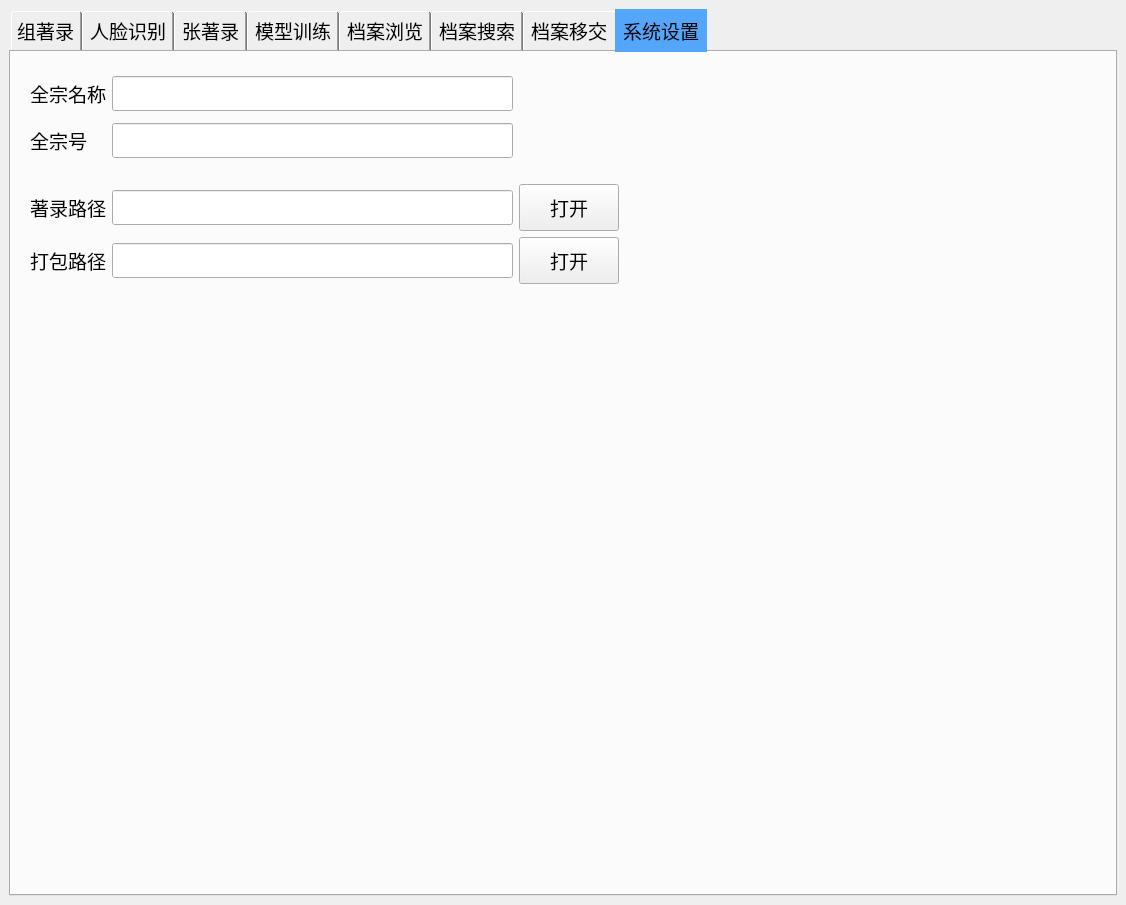
Old version of the form photo_arch/infrastructures/user_interface/qt/ui/mainwindow.ui in the repository Chieoho/photo_arch.
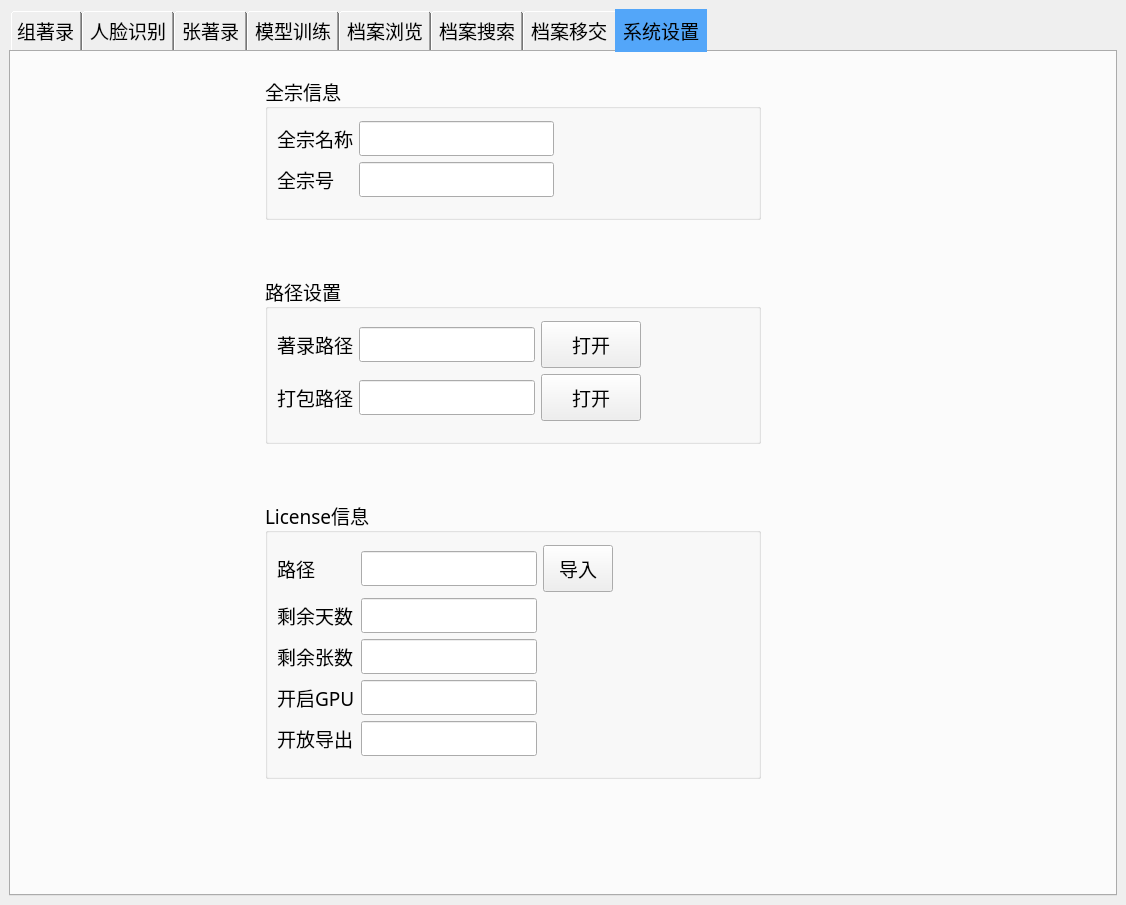
New version of the form. The open tabs and pages were chosen to show the change. Icons and pictures are not drawn.

Commit message: 1、【license】完成对识别照片数量和使用时长等的控制；2、【档案搜索】实现搜索结果树显示组题名和人物的功能；3、【组著录】实现保存和添加过程的overlay提醒；4、【组著录】实现未著录不能勾选的功能；5、【源码保护】增加linux下的slot_wrapper。

Diff of the .ui file:
```diff
--- a/photo_arch/infrastructures/user_interface/qt/ui/mainwindow.ui
+++ b/photo_arch/infrastructures/user_interface/qt/ui/mainwindow.ui
@@ -6445,11 +6445,43 @@
        <attribute name="title">
         <string>系统设置</string>
        </attribute>
-       <layout class="QGridLayout" name="gridLayout_28">
-        <item row="6" column="3">
-         <widget class="QPushButton" name="select_package_dir_btn">
+       <layout class="QGridLayout" name="gridLayout_32">
+        <item row="0" column="1">
+         <spacer name="verticalSpacer_12">
+          <property name="orientation">
+           <enum>Qt::Vertical</enum>
+          </property>
+          <property name="sizeType">
+           <enum>QSizePolicy::Fixed</enum>
+          </property>
+          <property name="sizeHint" stdset="0">
+           <size>
+            <width>20</width>
+            <height>15</height>
+           </size>
+          </property>
+         </spacer>
+        </item>
+        <item row="1" column="0">
+         <spacer name="horizontalSpacer_33">
+          <property name="orientation">
+           <enum>Qt::Horizontal</enum>
+          </property>
+          <property name="sizeType">
+           <enum>QSizePolicy::Preferred</enum>
+          </property>
+          <property name="sizeHint" stdset="0">
+           <size>
+            <width>245</width>
+            <height>49</height>
+           </size>
+          </property>
+         </spacer>
+        </item>
+        <item row="1" column="1">
+         <widget class="QGroupBox" name="groupBox_2">
           <property name="sizePolicy">
-           <sizepolicy hsizetype="Preferred" vsizetype="Fixed">
+           <sizepolicy hsizetype="Preferred" vsizetype="Preferred">
             <horstretch>0</horstretch>
             <verstretch>0</verstretch>
            </sizepolicy>
@@ -6460,54 +6492,317 @@
             <pointsize>14</pointsize>
            </font>
           </property>
-          <property name="styleSheet">
-           <string notr="true">padding-left: 30px; 
-padding-right: 30px;
-padding-top: 8px; 
-padding-bottom: 8px;</string>
+          <property name="title">
+           <string>全宗信息</string>
           </property>
-          <property name="text">
-           <string>打开</string>
+          <layout class="QGridLayout" name="gridLayout_28">
+           <property name="topMargin">
+            <number>12</number>
+           </property>
+           <property name="bottomMargin">
+            <number>20</number>
+           </property>
+           <item row="1" column="0">
+            <widget class="QLabel" name="label_93">
+             <property name="font">
+              <font>
+               <family>新宋体</family>
+               <pointsize>14</pointsize>
+              </font>
+             </property>
+             <property name="text">
+              <string>全宗号</string>
+             </property>
+            </widget>
+           </item>
+           <item row="0" column="1">
+            <widget class="QLineEdit" name="fonds_name_in_setting">
+             <property name="font">
+              <font>
+               <family>新宋体</family>
+               <pointsize>14</pointsize>
+              </font>
+             </property>
+            </widget>
+           </item>
+           <item row="0" column="2">
+            <spacer name="horizontalSpacer_21">
+             <property name="orientation">
+              <enum>Qt::Horizontal</enum>
+             </property>
+             <property name="sizeType">
+              <enum>QSizePolicy::Expanding</enum>
+             </property>
+             <property name="sizeHint" stdset="0">
+              <size>
+               <width>40</width>
+               <height>20</height>
+              </size>
+             </property>
+            </spacer>
+           </item>
+           <item row="1" column="1">
+            <widget class="QLineEdit" name="fonds_code_in_setting">
+             <property name="font">
+              <font>
+               <family>新宋体</family>
+               <pointsize>14</pointsize>
+              </font>
+             </property>
+            </widget>
+           </item>
+           <item row="0" column="0">
+            <widget class="QLabel" name="label_92">
+             <property name="font">
+              <font>
+               <family>新宋体</family>
+               <pointsize>14</pointsize>
+              </font>
+             </property>
+             <property name="text">
+              <string>全宗名称</string>
+             </property>
+            </widget>
+           </item>
+          </layout>
+         </widget>
+        </item>
+        <item row="1" column="2">
+         <spacer name="horizontalSpacer_30">
+          <property name="orientation">
+           <enum>Qt::Horizontal</enum>
           </property>
-          <property name="icon">
-           <iconset>
-            <normaloff>icon/open.png</normaloff>icon/open.png</iconset>
+          <property name="sizeType">
+           <enum>QSizePolicy::Preferred</enum>
           </property>
-          <property name="iconSize">
+          <property name="sizeHint" stdset="0">
            <size>
-            <width>24</width>
-            <height>24</height>
+            <width>342</width>
+            <height>20</height>
            </size>
           </property>
-         </widget>
+         </spacer>
         </item>
-        <item row="5" column="1">
-         <widget class="QLabel" name="label_75">
-          <property name="font">
-           <font>
-            <family>新宋体</family>
-            <pointsize>14</pointsize>
-           </font>
-          </property>
-          <property name="text">
-           <string>著录路径</string>
-          </property>
-         </widget>
-        </item>
-        <item row="7" column="1">
+        <item row="2" column="2">
          <spacer name="verticalSpacer_9">
           <property name="orientation">
            <enum>Qt::Vertical</enum>
           </property>
+          <property name="sizeType">
+           <enum>QSizePolicy::Fixed</enum>
+          </property>
           <property name="sizeHint" stdset="0">
            <size>
             <width>20</width>
-            <height>40</height>
+            <height>50</height>
            </size>
           </property>
          </spacer>
         </item>
-        <item row="0" column="1">
+        <item row="3" column="0">
+         <spacer name="horizontalSpacer_34">
+          <property name="orientation">
+           <enum>Qt::Horizontal</enum>
+          </property>
+          <property name="sizeType">
+           <enum>QSizePolicy::Preferred</enum>
+          </property>
+          <property name="sizeHint" stdset="0">
+           <size>
+            <width>245</width>
+            <height>20</height>
+           </size>
+          </property>
+         </spacer>
+        </item>
+        <item row="3" column="1">
+         <widget class="QGroupBox" name="groupBox">
+          <property name="sizePolicy">
+           <sizepolicy hsizetype="Preferred" vsizetype="Preferred">
+            <horstretch>0</horstretch>
+            <verstretch>0</verstretch>
+           </sizepolicy>
+          </property>
+          <property name="font">
+           <font>
+            <family>新宋体</family>
+            <pointsize>14</pointsize>
+           </font>
+          </property>
+          <property name="title">
+           <string>路径设置</string>
+          </property>
+          <layout class="QGridLayout" name="gridLayout_26">
+           <property name="topMargin">
+            <number>12</number>
+           </property>
+           <property name="bottomMargin">
+            <number>20</number>
+           </property>
+           <item row="0" column="3">
+            <spacer name="horizontalSpacer_22">
+             <property name="orientation">
+              <enum>Qt::Horizontal</enum>
+             </property>
+             <property name="sizeType">
+              <enum>QSizePolicy::Expanding</enum>
+             </property>
+             <property name="sizeHint" stdset="0">
+              <size>
+               <width>40</width>
+               <height>20</height>
+              </size>
+             </property>
+            </spacer>
+           </item>
+           <item row="0" column="1">
+            <widget class="QLineEdit" name="description_path_in_setting">
+             <property name="sizePolicy">
+              <sizepolicy hsizetype="Expanding" vsizetype="Fixed">
+               <horstretch>0</horstretch>
+               <verstretch>0</verstretch>
+              </sizepolicy>
+             </property>
+             <property name="font">
+              <font>
+               <family>新宋体</family>
+               <pointsize>14</pointsize>
+              </font>
+             </property>
+            </widget>
+           </item>
+           <item row="0" column="2">
+            <widget class="QPushButton" name="select_description_dir_btn">
+             <property name="sizePolicy">
+              <sizepolicy hsizetype="Preferred" vsizetype="Fixed">
+               <horstretch>0</horstretch>
+               <verstretch>0</verstretch>
+              </sizepolicy>
+             </property>
+             <property name="font">
+              <font>
+               <family>新宋体</family>
+               <pointsize>14</pointsize>
+              </font>
+             </property>
+             <property name="styleSheet">
+              <string notr="true">padding-left: 30px; 
+padding-right: 30px;
+padding-top: 8px; 
+padding-bottom: 8px;</string>
+             </property>
+             <property name="text">
+              <string>打开</string>
+             </property>
+             <property name="icon">
+              <iconset>
+               <normaloff>icon/open.png</normaloff>icon/open.png</iconset>
+             </property>
+             <property name="iconSize">
+              <size>
+               <width>24</width>
+               <height>24</height>
+              </size>
+             </property>
+            </widget>
+           </item>
+           <item row="1" column="1">
+            <widget class="QLineEdit" name="package_path_in_setting">
+             <property name="sizePolicy">
+              <sizepolicy hsizetype="Expanding" vsizetype="Fixed">
+               <horstretch>0</horstretch>
+               <verstretch>0</verstretch>
+              </sizepolicy>
+             </property>
+             <property name="font">
+              <font>
+               <family>新宋体</family>
+               <pointsize>14</pointsize>
+              </font>
+             </property>
+            </widget>
+           </item>
+           <item row="0" column="0">
+            <widget class="QLabel" name="label_75">
+             <property name="font">
+              <font>
+               <family>新宋体</family>
+               <pointsize>14</pointsize>
+              </font>
+             </property>
+             <property name="text">
+              <string>著录路径</string>
+             </property>
+            </widget>
+           </item>
+           <item row="1" column="2">
+            <widget class="QPushButton" name="select_package_dir_btn">
+             <property name="sizePolicy">
+              <sizepolicy hsizetype="Preferred" vsizetype="Fixed">
+               <horstretch>0</horstretch>
+               <verstretch>0</verstretch>
+              </sizepolicy>
+             </property>
+             <property name="font">
+              <font>
+               <family>新宋体</family>
+               <pointsize>14</pointsize>
+              </font>
+             </property>
+             <property name="styleSheet">
+              <string notr="true">padding-left: 30px; 
+padding-right: 30px;
+padding-top: 8px; 
+padding-bottom: 8px;</string>
+             </property>
+             <property name="text">
+              <string>打开</string>
+             </property>
+             <property name="icon">
+              <iconset>
+               <normaloff>icon/open.png</normaloff>icon/open.png</iconset>
+             </property>
+             <property name="iconSize">
+              <size>
+               <width>24</width>
+               <height>24</height>
+              </size>
+             </property>
+            </widget>
+           </item>
+           <item row="1" column="0">
+            <widget class="QLabel" name="label_76">
+             <property name="font">
+              <font>
+               <family>新宋体</family>
+               <pointsize>14</pointsize>
+              </font>
+             </property>
+             <property name="text">
+              <string>打包路径</string>
+             </property>
+            </widget>
+           </item>
+          </layout>
+         </widget>
+        </item>
+        <item row="3" column="2">
+         <spacer name="horizontalSpacer_31">
+          <property name="orientation">
+           <enum>Qt::Horizontal</enum>
+          </property>
+          <property name="sizeType">
+           <enum>QSizePolicy::Preferred</enum>
+          </property>
+          <property name="sizeHint" stdset="0">
+           <size>
+            <width>345</width>
+            <height>140</height>
+           </size>
+          </property>
+         </spacer>
+        </item>
+        <item row="4" column="2">
          <spacer name="verticalSpacer_10">
           <property name="orientation">
            <enum>Qt::Vertical</enum>
@@ -6518,207 +6813,279 @@
           <property name="sizeHint" stdset="0">
            <size>
             <width>20</width>
-            <height>15</height>
-           </size>
-          </property>
-         </spacer>
-        </item>
-        <item row="3" column="1">
-         <widget class="QLabel" name="label_93">
-          <property name="font">
-           <font>
-            <family>新宋体</family>
-            <pointsize>14</pointsize>
-           </font>
-          </property>
-          <property name="text">
-           <string>全宗号</string>
-          </property>
-         </widget>
-        </item>
-        <item row="6" column="2">
-         <widget class="QLineEdit" name="package_path_in_setting">
-          <property name="sizePolicy">
-           <sizepolicy hsizetype="Expanding" vsizetype="Fixed">
-            <horstretch>0</horstretch>
-            <verstretch>0</verstretch>
-           </sizepolicy>
-          </property>
-          <property name="font">
-           <font>
-            <family>新宋体</family>
-            <pointsize>14</pointsize>
-           </font>
-          </property>
-         </widget>
-        </item>
-        <item row="3" column="2">
-         <widget class="QLineEdit" name="fonds_code_in_setting">
-          <property name="font">
-           <font>
-            <family>新宋体</family>
-            <pointsize>14</pointsize>
-           </font>
-          </property>
-         </widget>
-        </item>
-        <item row="5" column="4">
-         <spacer name="horizontalSpacer_21">
-          <property name="orientation">
-           <enum>Qt::Horizontal</enum>
-          </property>
-          <property name="sizeHint" stdset="0">
-           <size>
-            <width>487</width>
-            <height>20</height>
-           </size>
-          </property>
-         </spacer>
-        </item>
-        <item row="5" column="3">
-         <widget class="QPushButton" name="select_description_dir_btn">
-          <property name="sizePolicy">
-           <sizepolicy hsizetype="Preferred" vsizetype="Fixed">
-            <horstretch>0</horstretch>
-            <verstretch>0</verstretch>
-           </sizepolicy>
-          </property>
-          <property name="font">
-           <font>
-            <family>新宋体</family>
-            <pointsize>14</pointsize>
-           </font>
-          </property>
-          <property name="styleSheet">
-           <string notr="true">padding-left: 30px; 
-padding-right: 30px;
-padding-top: 8px; 
-padding-bottom: 8px;</string>
-          </property>
-          <property name="text">
-           <string>打开</string>
-          </property>
-          <property name="icon">
-           <iconset>
-            <normaloff>icon/open.png</normaloff>icon/open.png</iconset>
-          </property>
-          <property name="iconSize">
-           <size>
-            <width>24</width>
-            <height>24</height>
-           </size>
-          </property>
-         </widget>
-        </item>
-        <item row="5" column="2">
-         <widget class="QLineEdit" name="description_path_in_setting">
-          <property name="sizePolicy">
-           <sizepolicy hsizetype="Expanding" vsizetype="Fixed">
-            <horstretch>0</horstretch>
-            <verstretch>0</verstretch>
-           </sizepolicy>
-          </property>
-          <property name="font">
-           <font>
-            <family>新宋体</family>
-            <pointsize>14</pointsize>
-           </font>
-          </property>
-         </widget>
-        </item>
-        <item row="4" column="1">
-         <spacer name="verticalSpacer_11">
-          <property name="orientation">
-           <enum>Qt::Vertical</enum>
-          </property>
-          <property name="sizeType">
-           <enum>QSizePolicy::Fixed</enum>
-          </property>
-          <property name="sizeHint" stdset="0">
-           <size>
-            <width>20</width>
-            <height>20</height>
-           </size>
-          </property>
-         </spacer>
-        </item>
-        <item row="6" column="4">
-         <spacer name="horizontalSpacer_22">
-          <property name="orientation">
-           <enum>Qt::Horizontal</enum>
-          </property>
-          <property name="sizeHint" stdset="0">
-           <size>
-            <width>487</width>
-            <height>20</height>
+            <height>50</height>
            </size>
           </property>
          </spacer>
         </item>
         <item row="5" column="0">
-         <spacer name="horizontalSpacer_23">
+         <spacer name="horizontalSpacer_35">
           <property name="orientation">
            <enum>Qt::Horizontal</enum>
           </property>
           <property name="sizeType">
-           <enum>QSizePolicy::Fixed</enum>
+           <enum>QSizePolicy::Preferred</enum>
           </property>
           <property name="sizeHint" stdset="0">
            <size>
-            <width>10</width>
+            <width>245</width>
             <height>20</height>
            </size>
           </property>
          </spacer>
         </item>
-        <item row="1" column="2">
-         <widget class="QLineEdit" name="fonds_name_in_setting">
-          <property name="font">
-           <font>
-            <family>新宋体</family>
-            <pointsize>14</pointsize>
-           </font>
+        <item row="5" column="1">
+         <widget class="QGroupBox" name="groupBox_3">
+          <property name="sizePolicy">
+           <sizepolicy hsizetype="Preferred" vsizetype="Preferred">
+            <horstretch>0</horstretch>
+            <verstretch>0</verstretch>
+           </sizepolicy>
           </property>
-         </widget>
-        </item>
-        <item row="1" column="1">
-         <widget class="QLabel" name="label_92">
           <property name="font">
            <font>
             <family>新宋体</family>
             <pointsize>14</pointsize>
            </font>
           </property>
-          <property name="text">
-           <string>全宗名称</string>
+          <property name="title">
+           <string>License信息</string>
           </property>
+          <layout class="QGridLayout" name="gridLayout_29">
+           <property name="topMargin">
+            <number>12</number>
+           </property>
+           <property name="bottomMargin">
+            <number>20</number>
+           </property>
+           <item row="1" column="0">
+            <widget class="QLabel" name="label_96">
+             <property name="font">
+              <font>
+               <family>新宋体</family>
+               <pointsize>14</pointsize>
+              </font>
+             </property>
+             <property name="text">
+              <string>剩余天数</string>
+             </property>
+            </widget>
+           </item>
+           <item row="0" column="1">
+            <widget class="QLineEdit" name="license_path_in_setting">
+             <property name="font">
+              <font>
+               <family>新宋体</family>
+               <pointsize>14</pointsize>
+              </font>
+             </property>
+            </widget>
+           </item>
+           <item row="2" column="1">
+            <widget class="QLineEdit" name="license_remaining_photo_num">
+             <property name="enabled">
+              <bool>true</bool>
+             </property>
+             <property name="font">
+              <font>
+               <family>新宋体</family>
+               <pointsize>14</pointsize>
+              </font>
+             </property>
+             <property name="toolTip">
+              <string>&lt;html&gt;&lt;head/&gt;&lt;body&gt;&lt;p&gt;&lt;span style=&quot; font-size:10pt;&quot;&gt;还可以识别的照片张数&lt;/span&gt;&lt;/p&gt;&lt;/body&gt;&lt;/html&gt;</string>
+             </property>
+             <property name="readOnly">
+              <bool>true</bool>
+             </property>
+            </widget>
+           </item>
+           <item row="4" column="1">
+            <widget class="QLineEdit" name="license_enable_export">
+             <property name="enabled">
+              <bool>true</bool>
+             </property>
+             <property name="font">
+              <font>
+               <family>新宋体</family>
+               <pointsize>14</pointsize>
+              </font>
+             </property>
+             <property name="text">
+              <string/>
+             </property>
+             <property name="readOnly">
+              <bool>true</bool>
+             </property>
+            </widget>
+           </item>
+           <item row="2" column="0">
+            <widget class="QLabel" name="label_95">
+             <property name="font">
+              <font>
+               <family>新宋体</family>
+               <pointsize>14</pointsize>
+              </font>
+             </property>
+             <property name="toolTip">
+              <string>&lt;html&gt;&lt;head/&gt;&lt;body&gt;&lt;p&gt;&lt;span style=&quot; font-size:10pt;&quot;&gt;还可以识别的照片张数&lt;/span&gt;&lt;/p&gt;&lt;/body&gt;&lt;/html&gt;</string>
+             </property>
+             <property name="text">
+              <string>剩余张数</string>
+             </property>
+            </widget>
+           </item>
+           <item row="3" column="0">
+            <widget class="QLabel" name="label_97">
+             <property name="font">
+              <font>
+               <family>新宋体</family>
+               <pointsize>14</pointsize>
+              </font>
+             </property>
+             <property name="text">
+              <string>开启GPU</string>
+             </property>
+            </widget>
+           </item>
+           <item row="3" column="1">
+            <widget class="QLineEdit" name="license_enable_gpu">
+             <property name="enabled">
+              <bool>true</bool>
+             </property>
+             <property name="font">
+              <font>
+               <family>新宋体</family>
+               <pointsize>14</pointsize>
+              </font>
+             </property>
+             <property name="text">
+              <string/>
+             </property>
+             <property name="readOnly">
+              <bool>true</bool>
+             </property>
+            </widget>
+           </item>
+           <item row="0" column="2">
+            <widget class="QPushButton" name="import_license_btn">
+             <property name="sizePolicy">
+              <sizepolicy hsizetype="Preferred" vsizetype="Fixed">
+               <horstretch>0</horstretch>
+               <verstretch>0</verstretch>
+              </sizepolicy>
+             </property>
+             <property name="font">
+              <font>
+               <family>新宋体</family>
+               <pointsize>14</pointsize>
+              </font>
+             </property>
+             <property name="styleSheet">
+              <string notr="true">padding: 8px 15px; 
+</string>
+             </property>
+             <property name="text">
+              <string>导入</string>
+             </property>
+             <property name="icon">
+              <iconset>
+               <normaloff>icon/import.png</normaloff>icon/import.png</iconset>
+             </property>
+             <property name="iconSize">
+              <size>
+               <width>24</width>
+               <height>24</height>
+              </size>
+             </property>
+            </widget>
+           </item>
+           <item row="0" column="0">
+            <widget class="QLabel" name="label_94">
+             <property name="font">
+              <font>
+               <family>新宋体</family>
+               <pointsize>14</pointsize>
+              </font>
+             </property>
+             <property name="text">
+              <string>路径</string>
+             </property>
+            </widget>
+           </item>
+           <item row="1" column="1">
+            <widget class="QLineEdit" name="license_remaining_days">
+             <property name="enabled">
+              <bool>true</bool>
+             </property>
+             <property name="font">
+              <font>
+               <family>新宋体</family>
+               <pointsize>14</pointsize>
+              </font>
+             </property>
+             <property name="readOnly">
+              <bool>true</bool>
+             </property>
+            </widget>
+           </item>
+           <item row="4" column="0">
+            <widget class="QLabel" name="label_98">
+             <property name="font">
+              <font>
+               <family>新宋体</family>
+               <pointsize>14</pointsize>
+              </font>
+             </property>
+             <property name="text">
+              <string>开放导出</string>
+             </property>
+            </widget>
+           </item>
+           <item row="0" column="3">
+            <spacer name="horizontalSpacer_23">
+             <property name="orientation">
+              <enum>Qt::Horizontal</enum>
+             </property>
+             <property name="sizeType">
+              <enum>QSizePolicy::Expanding</enum>
+             </property>
+             <property name="sizeHint" stdset="0">
+              <size>
+               <width>40</width>
+               <height>20</height>
+              </size>
+             </property>
+            </spacer>
+           </item>
+          </layout>
          </widget>
         </item>
-        <item row="6" column="1">
-         <widget class="QLabel" name="label_76">
-          <property name="font">
-           <font>
-            <family>新宋体</family>
-            <pointsize>14</pointsize>
-           </font>
+        <item row="5" column="2">
+         <spacer name="horizontalSpacer_32">
+          <property name="orientation">
+           <enum>Qt::Horizontal</enum>
           </property>
-          <property name="text">
-           <string>打包路径</string>
+          <property name="sizeType">
+           <enum>QSizePolicy::Preferred</enum>
           </property>
-         </widget>
+          <property name="sizeHint" stdset="0">
+           <size>
+            <width>345</width>
+            <height>220</height>
+           </size>
+          </property>
+         </spacer>
         </item>
-        <item row="2" column="1">
-         <spacer name="verticalSpacer_12">
+        <item row="6" column="2">
+         <spacer name="verticalSpacer_11">
           <property name="orientation">
            <enum>Qt::Vertical</enum>
           </property>
-          <property name="sizeType">
-           <enum>QSizePolicy::Fixed</enum>
-          </property>
           <property name="sizeHint" stdset="0">
            <size>
             <width>20</width>
-            <height>6</height>
+            <height>184</height>
            </size>
           </property>
          </spacer>
```
Left out of the diff: 945 changed lines with no effect on the pictures. The commit also changes 20 other files.
